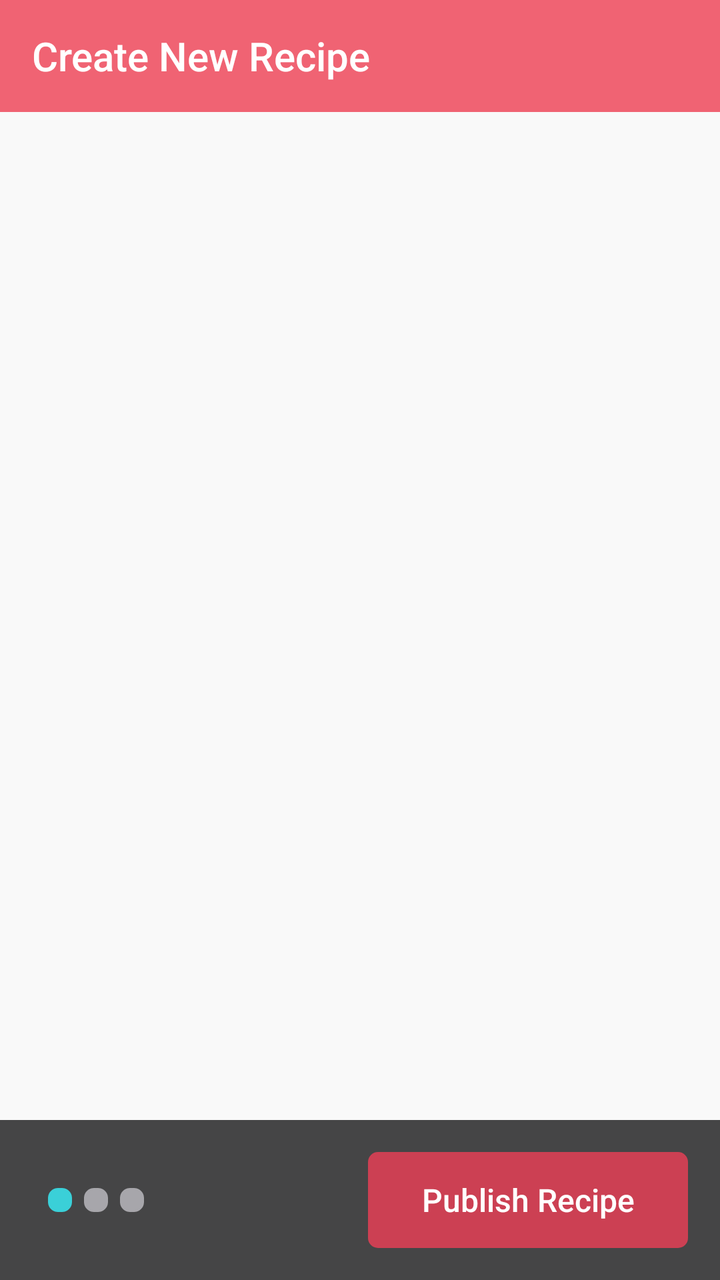
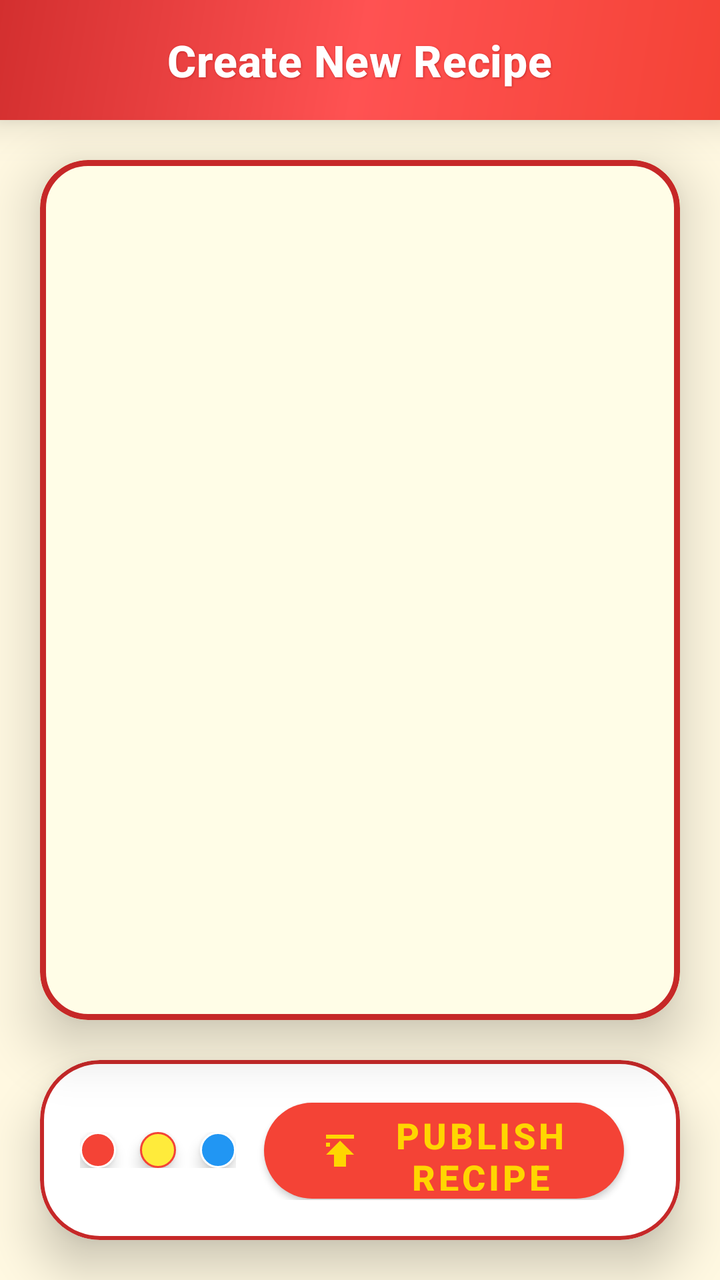

Two renders of the same Android screen: before a commit and after it. Below are the layout's source before the change and the commit's diff.
<!-- AndroidManifest.xml: activity theme AppTheme.NoActionBar -->
<!-- res/layout/activity_add_recipe.xml -->
<?xml version="1.0" encoding="utf-8"?>
<androidx.constraintlayout.widget.ConstraintLayout xmlns:android="http://schemas.android.com/apk/res/android"
    xmlns:app="http://schemas.android.com/apk/res-auto"
    xmlns:tools="http://schemas.android.com/tools"
    android:id="@+id/main_content"
    android:layout_width="match_parent"
    android:layout_height="match_parent"
    android:fitsSystemWindows="true"
    tools:context="com.hanson.android.recipe.AddRecipeActivity">

    <com.google.android.material.appbar.AppBarLayout
        android:id="@+id/appbar"
        android:layout_width="0dp"
        android:layout_height="wrap_content"
        android:theme="@style/ThemeOverlay.AppCompat.Dark.ActionBar"
        app:layout_constraintLeft_toLeftOf="parent"
        app:layout_constraintRight_toRightOf="parent"
        app:layout_constraintTop_toTopOf="parent">

        <androidx.appcompat.widget.Toolbar
            android:id="@+id/toolbar"
            android:layout_width="match_parent"
            android:layout_height="?attr/actionBarSize"
            android:background="?attr/colorPrimary"
            app:layout_scrollFlags="scroll|enterAlways"
            app:popupTheme="@style/ThemeOverlay.AppCompat.Light"
            app:title="Create New Recipe" /> </com.google.android.material.appbar.AppBarLayout>

    <RelativeLayout
        android:layout_width="0dp"
        android:layout_height="0dp"
        android:background="@color/colorFragmentBG"
        app:layout_constraintBottom_toBottomOf="parent"
        app:layout_constraintLeft_toLeftOf="parent"
        app:layout_constraintRight_toRightOf="parent"
        app:layout_constraintTop_toBottomOf="@+id/appbar">

        <androidx.viewpager.widget.ViewPager
            android:id="@+id/container"
            android:layout_width="match_parent"
            android:layout_height="match_parent"
            android:layout_above="@+id/layout_navigation_footer"
            android:layout_alignParentTop="true"
            android:background="@color/colorBG" />

        <RelativeLayout
            android:id="@+id/layout_navigation_footer"
            android:layout_width="match_parent"
            android:layout_height="80dp"
            android:layout_alignParentBottom="true"
            android:padding="16dp">

            <LinearLayout
                android:id="@+id/dots_indicator"
                android:layout_width="wrap_content"
                android:layout_height="wrap_content"
                android:layout_centerVertical="true"
                android:layout_marginStart="8dp"
                android:orientation="horizontal">

                <ImageView
                    android:id="@+id/imgv_Add_navi1"
                    android:layout_width="12dp"
                    android:layout_height="12dp"
                    android:layout_marginEnd="6dp"
                    app:srcCompat="@drawable/greenbutton" />

                <ImageView
                    android:id="@+id/imgv_Add_navi2"
                    android:layout_width="12dp"
                    android:layout_height="12dp"
                    android:layout_marginEnd="6dp"
                    app:srcCompat="@drawable/graybackground" />

                <ImageView
                    android:id="@+id/imgv_Add_navi3"
                    android:layout_width="12dp"
                    android:layout_height="12dp"
                    app:srcCompat="@drawable/graybackground" />
            </LinearLayout>

            <Button
                android:id="@+id/btn_Add_recipeAdd"
                style="@style/Widget.AppCompat.Button.Borderless"
                android:layout_width="160dp"
                android:layout_height="50dp"
                android:layout_alignParentEnd="true"
                android:layout_centerVertical="true"
                android:background="@drawable/deepbluebutton"
                android:text="Publish Recipe"
                android:textAllCaps="false"
                android:textSize="16sp"
                android:textColor="@android:color/white" />

        </RelativeLayout>

    </RelativeLayout>

</androidx.constraintlayout.widget.ConstraintLayout>
<!-- resources referenced by this layout -->
<resources>
  <color name="colorBG">#f9f9f9</color>
  <color name="colorFragmentBG">#454546</color>
  <!-- drawable deepbluebutton (drawable) -->
  <?xml version="1.0" encoding="utf-8"?>
  <selector xmlns:android="http://schemas.android.com/apk/res/android">
      <item>
          <shape android:shape="rectangle" >
              <solid android:color="@color/colorPrimaryDark" />
              <corners
                  android:topLeftRadius="5dp"
                  android:topRightRadius="5dp"
                  android:bottomLeftRadius="5dp"
                  android:bottomRightRadius="5dp"
                  />
          </shape>
      </item>
  </selector>
  <!-- drawable graybackground (drawable) -->
  <?xml version="1.0" encoding="utf-8"?>
  <selector xmlns:android="http://schemas.android.com/apk/res/android">
      <item>
          <shape android:shape="rectangle" >
              <solid android:color="@color/colorFont2" />
              <corners
                  android:topLeftRadius="5dp"
                  android:topRightRadius="5dp"
                  android:bottomLeftRadius="5dp"
                  android:bottomRightRadius="5dp"
                  />
          </shape>
      </item>
  </selector>
  <!-- drawable greenbutton (drawable) -->
  <?xml version="1.0" encoding="utf-8"?>
  <selector xmlns:android="http://schemas.android.com/apk/res/android">
      <item>
          <shape android:shape="rectangle" >
              <solid android:color="@color/colorAccent" />
              <corners
                  android:topLeftRadius="5dp"
                  android:topRightRadius="5dp"
                  android:bottomLeftRadius="5dp"
                  android:bottomRightRadius="5dp"
                  />
          </shape>
      </item>
  </selector>
  <style name="AppTheme.NoActionBar">
          <item name="windowActionBar">false</item>
          <item name="windowNoTitle">true</item>
      </style>
  <color name="colorPrimaryDark">#cc4053</color>
  <color name="colorFont2">#a7a6ab</color>
  <color name="colorAccent">#3ad0d8</color>
</resources>

<!-- the commit's change to res/layout/activity_add_recipe.xml (unified diff, before → after) -->
@@ -6,94 +6,129 @@
     android:layout_width="match_parent"
     android:layout_height="match_parent"
     android:fitsSystemWindows="true"
+    android:background="@color/bright_bg"
     tools:context="com.hanson.android.recipe.AddRecipeActivity">
 
-    <com.google.android.material.appbar.AppBarLayout
-        android:id="@+id/appbar"
+    
+    <com.google.android.material.appbar.MaterialToolbar
+        android:id="@+id/toolbar"
         android:layout_width="0dp"
-        android:layout_height="wrap_content"
-        android:theme="@style/ThemeOverlay.AppCompat.Dark.ActionBar"
-        app:layout_constraintLeft_toLeftOf="parent"
-        app:layout_constraintRight_toRightOf="parent"
-        app:layout_constraintTop_toTopOf="parent">
+        android:layout_height="60dp"
+        android:background="@drawable/red_gradient_toolbar"
+        android:elevation="12dp"
+        android:theme="@style/ThemeOverlay.Material3.ActionBar"
+        app:layout_constraintEnd_toEndOf="parent"
+        app:layout_constraintStart_toStartOf="parent"
+        app:layout_constraintTop_toTopOf="parent"
+        app:title="Create New Recipe"
+        app:titleCentered="true"
+        app:titleTextAppearance="@style/ToolbarTitleStyle"
+        app:titleTextColor="@color/white" />
 
-        <androidx.appcompat.widget.Toolbar
-            android:id="@+id/toolbar"
-            android:layout_width="match_parent"
-            android:layout_height="?attr/actionBarSize"
-            android:background="?attr/colorPrimary"
-            app:layout_scrollFlags="scroll|enterAlways"
-            app:popupTheme="@style/ThemeOverlay.AppCompat.Light"
-            app:title="Create New Recipe" /> </com.google.android.material.appbar.AppBarLayout>
-
-    <RelativeLayout
+    
+    <com.google.android.material.card.MaterialCardView
         android:layout_width="0dp"
         android:layout_height="0dp"
-        android:background="@color/colorFragmentBG"
-        app:layout_constraintBottom_toBottomOf="parent"
-        app:layout_constraintLeft_toLeftOf="parent"
-        app:layout_constraintRight_toRightOf="parent"
-        app:layout_constraintTop_toBottomOf="@+id/appbar">
+        android:layout_margin="20dp"
+        app:cardBackgroundColor="@color/bright_yellow_card"
+        app:cardCornerRadius="24dp"
+        app:cardElevation="16dp"
+        app:layout_constraintBottom_toTopOf="@+id/layout_navigation_footer"
+        app:layout_constraintEnd_toEndOf="parent"
+        app:layout_constraintStart_toStartOf="parent"
+        app:layout_constraintTop_toBottomOf="@+id/toolbar"
+        app:strokeColor="@color/dark_red"
+        app:strokeWidth="3dp">
 
         <androidx.viewpager.widget.ViewPager
             android:id="@+id/container"
             android:layout_width="match_parent"
             android:layout_height="match_parent"
-            android:layout_above="@+id/layout_navigation_footer"
-            android:layout_alignParentTop="true"
-            android:background="@color/colorBG" />
+            android:background="@color/light_yellow_bg" />
 
-        <RelativeLayout
-            android:id="@+id/layout_navigation_footer"
+    </com.google.android.material.card.MaterialCardView>
+
+    
+    <com.google.android.material.card.MaterialCardView
+        android:id="@+id/layout_navigation_footer"
+        android:layout_width="0dp"
+        android:layout_height="90dp"
+        android:layout_marginStart="20dp"
+        android:layout_marginEnd="20dp"
+        android:layout_marginBottom="20dp"
+        app:cardBackgroundColor="@color/white"
+        app:cardCornerRadius="30dp"
+        app:cardElevation="14dp"
+        app:layout_constraintBottom_toBottomOf="parent"
+        app:layout_constraintEnd_toEndOf="parent"
+        app:layout_constraintStart_toStartOf="parent"
+        app:strokeColor="@color/dark_red"
+        app:strokeWidth="2dp">
+
+        <androidx.constraintlayout.widget.ConstraintLayout
             android:layout_width="match_parent"
-            android:layout_height="80dp"
-            android:layout_alignParentBottom="true"
-            android:padding="16dp">
+            android:layout_height="match_parent"
+            android:padding="20dp">
 
+            
             <LinearLayout
                 android:id="@+id/dots_indicator"
                 android:layout_width="wrap_content"
                 android:layout_height="wrap_content"
-                android:layout_centerVertical="true"
-                android:layout_marginStart="8dp"
-                android:orientation="horizontal">
+                android:orientation="horizontal"
+                app:layout_constraintBottom_toBottomOf="parent"
+                app:layout_constraintStart_toStartOf="parent"
+                app:layout_constraintTop_toTopOf="parent">
 
                 <ImageView
                     android:id="@+id/imgv_Add_navi1"
-                    android:layout_width="12dp"
-                    android:layout_height="12dp"
-                    android:layout_marginEnd="6dp"
-                    app:srcCompat="@drawable/greenbutton" />
+                    android:layout_width="18dp"
+                    android:layout_height="18dp"
+                    android:layout_marginEnd="12dp"
+                    android:background="@drawable/red_dot_indicator"
+                    android:elevation="4dp" />
 
                 <ImageView
                     android:id="@+id/imgv_Add_navi2"
-                    android:layout_width="12dp"
-                    android:layout_height="12dp"
-                    android:layout_marginEnd="6dp"
-                    app:srcCompat="@drawable/graybackground" />
+                    android:layout_width="18dp"
+                    android:layout_height="18dp"
+                    android:layout_marginEnd="12dp"
+                    android:background="@drawable/yellow_dot_indicator"
+                    android:elevation="4dp" />
 
                 <ImageView
                     android:id="@+id/imgv_Add_navi3"
-                    android:layout_width="12dp"
-                    android:layout_height="12dp"
-                    app:srcCompat="@drawable/graybackground" />
+                    android:layout_width="18dp"
+                    android:layout_height="18dp"
+                    android:background="@drawable/blue_dot_indicator"
+                    android:elevation="4dp" />
             </LinearLayout>
 
-            <Button
+            
+            <com.google.android.material.button.MaterialButton
                 android:id="@+id/btn_Add_recipeAdd"
-                style="@style/Widget.AppCompat.Button.Borderless"
-                android:layout_width="160dp"
-                android:layout_height="50dp"
-                android:layout_alignParentEnd="true"
-                android:layout_centerVertical="true"
-                android:background="@drawable/deepbluebutton"
-                android:text="Publish Recipe"
-                android:textAllCaps="false"
-                android:textSize="16sp"
-                android:textColor="@android:color/white" />
+                android:layout_width="180dp"
+                android:layout_height="60dp"
+                android:layout_marginEnd="8dp"
+                android:elevation="10dp"
+                android:text="PUBLISH RECIPE"
+                android:textAllCaps="true"
+                android:textColor="@color/golden_yellow"
+                android:textSize="18sp"
+                android:textStyle="bold"
+                app:backgroundTint="@color/red_primary"
+                app:cornerRadius="30dp"
+                app:icon="@drawable/ic_publish_bright"
+                app:iconGravity="textStart"
+                app:iconPadding="12dp"
+                app:iconSize="24dp"
+                app:iconTint="@color/golden_yellow"
+                app:layout_constraintBottom_toBottomOf="parent"
+                app:layout_constraintEnd_toEndOf="parent"
+                app:layout_constraintTop_toTopOf="parent"
+                app:rippleColor="@color/bright_red" />
 
-        </RelativeLayout>
-
-    </RelativeLayout>
+        </androidx.constraintlayout.widget.ConstraintLayout>
+    </com.google.android.material.card.MaterialCardView>
 
 </androidx.constraintlayout.widget.ConstraintLayout>
<!-- resource entries referenced after the edit -->
@@ -1,58 +1,93 @@
 <!-- resources referenced by this layout -->
 <resources>
-  <color name="colorBG">#f9f9f9</color>
-  <color name="colorFragmentBG">#454546</color>
-  <!-- drawable deepbluebutton (drawable) -->
+  <color name="bright_bg">#FFF8E1</color>
+  <color name="bright_red">#FF5252</color>
+  <color name="bright_yellow_card">#FFEB3B</color>
+  <color name="dark_red">#C62828</color>
+  <color name="golden_yellow">#FFD600</color>
+  <color name="light_yellow_bg">#FFFDE7</color>
+  <color name="red_primary">#F44336</color>
+  <color name="white">#FFFFFF</color>
+  <!-- drawable blue_dot_indicator (drawable) -->
   <?xml version="1.0" encoding="utf-8"?>
-  <selector xmlns:android="http://schemas.android.com/apk/res/android">
-      <item>
-          <shape android:shape="rectangle" >
-              <solid android:color="@color/colorPrimaryDark" />
-              <corners
-                  android:topLeftRadius="5dp"
-                  android:topRightRadius="5dp"
-                  android:bottomLeftRadius="5dp"
-                  android:bottomRightRadius="5dp"
-                  />
-          </shape>
-      </item>
-  </selector>
-  <!-- drawable graybackground (drawable) -->
+  <shape xmlns:android="http://schemas.android.com/apk/res/android"
+      android:shape="oval">
+      <solid android:color="@color/vibrant_blue" />
+      <size
+          android:width="16dp"
+          android:height="16dp" />
+      <stroke
+          android:width="1dp"
+          android:color="@color/white" />
+  </shape>
+  <!-- drawable ic_publish_bright (drawable) -->
   <?xml version="1.0" encoding="utf-8"?>
-  <selector xmlns:android="http://schemas.android.com/apk/res/android">
-      <item>
-          <shape android:shape="rectangle" >
-              <solid android:color="@color/colorFont2" />
-              <corners
-                  android:topLeftRadius="5dp"
-                  android:topRightRadius="5dp"
-                  android:bottomLeftRadius="5dp"
-                  android:bottomRightRadius="5dp"
-                  />
-          </shape>
-      </item>
-  </selector>
-  <!-- drawable greenbutton (drawable) -->
+  <vector xmlns:android="http://schemas.android.com/apk/res/android"
+      android:width="24dp"
+      android:height="24dp"
+      android:viewportWidth="24"
+      android:viewportHeight="24">
+      <path
+          android:fillColor="#FFEB3B"
+          android:pathData="M5,4v2h14V4H5zM5,14h4v6h6v-6h4l-7,-7 -7,7zM5,8h2v2H5V8z" />
+  </vector>
+  <!-- drawable red_dot_indicator (drawable) -->
   <?xml version="1.0" encoding="utf-8"?>
-  <selector xmlns:android="http://schemas.android.com/apk/res/android">
-      <item>
-          <shape android:shape="rectangle" >
-              <solid android:color="@color/colorAccent" />
-              <corners
-                  android:topLeftRadius="5dp"
-                  android:topRightRadius="5dp"
-                  android:bottomLeftRadius="5dp"
-                  android:bottomRightRadius="5dp"
-                  />
-          </shape>
-      </item>
-  </selector>
+  <shape xmlns:android="http://schemas.android.com/apk/res/android"
+      android:shape="oval">
+      <solid android:color="@color/red_primary" />
+      <size
+          android:width="16dp"
+          android:height="16dp" />
+      <stroke
+          android:width="1dp"
+          android:color="@color/white" />
+  </shape>
+  <!-- drawable red_gradient_toolbar (drawable) -->
+  <?xml version="1.0" encoding="utf-8"?>
+  <shape xmlns:android="http://schemas.android.com/apk/res/android">
+      <gradient
+          android:angle="135"
+          android:centerColor="@color/red_gradient_mid"
+          android:endColor="@color/red_gradient_end"
+          android:startColor="@color/red_gradient_start" />
+      <corners android:radius="0dp" />
+  </shape>
+  <!-- drawable yellow_dot_indicator (drawable) -->
+  <?xml version="1.0" encoding="utf-8"?>
+  <shape xmlns:android="http://schemas.android.com/apk/res/android"
+      android:shape="oval">
+      <solid android:color="@color/bright_yellow" />
+      <size
+          android:width="16dp"
+          android:height="16dp" />
+      <stroke
+          android:width="1dp"
+          android:color="@color/red_primary" />
+  </shape>
+  <style name="ToolbarTitleStyle" parent="TextAppearance.MaterialComponents.Headline6">
+  
+          <item name="android:shadowColor">@color/dark_red</item>
+          <item name="android:shadowDx">1</item>
+          <item name="android:shadowDy">1</item>
+          <item name="android:shadowRadius">2</item>
+          <item name="android:textSize">22sp</item>
+          <item name="android:textStyle">bold</item>
+          <item name="android:textColor">@color/bright_yellow</item>
+          <item name="colorPrimary">@color/red_primary</item>
+          <item name="colorPrimaryDark">@color/dark_red</item>
+          <item name="colorAccent">@color/bright_yellow</item>
+  
+          <item name="android:editTextStyle">@style/Widget.AppCompat.EditText</item>
+      </style>
   <style name="AppTheme.NoActionBar">
           <item name="windowActionBar">false</item>
           <item name="windowNoTitle">true</item>
       </style>
-  <color name="colorPrimaryDark">#cc4053</color>
-  <color name="colorFont2">#a7a6ab</color>
-  <color name="colorAccent">#3ad0d8</color>
+  <color name="vibrant_blue">#2196F3</color>
+  <color name="red_gradient_mid">#FF5252</color>
+  <color name="red_gradient_end">#D32F2F</color>
+  <color name="red_gradient_start">#F44336</color>
+  <color name="bright_yellow">#FFEB3B</color>
 </resources>
 
